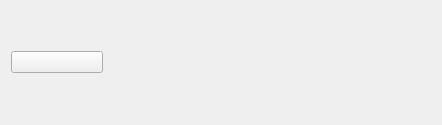
wruwami/TPCAM-M30, file HomeButtonWidget.ui: the form before one commit.
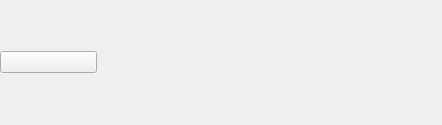
The form after the commit. Custom widgets are drawn as their Qt base class.

Patch:
```diff
--- a/HomeButtonWidget.ui
+++ b/HomeButtonWidget.ui
@@ -14,8 +14,26 @@
    <string>Form</string>
   </property>
   <layout class="QHBoxLayout" name="horizontalLayout_2">
+   <property name="spacing">
+    <number>0</number>
+   </property>
+   <property name="leftMargin">
+    <number>0</number>
+   </property>
+   <property name="topMargin">
+    <number>0</number>
+   </property>
+   <property name="rightMargin">
+    <number>0</number>
+   </property>
+   <property name="bottomMargin">
+    <number>0</number>
+   </property>
    <item>
     <layout class="QHBoxLayout" name="horizontalLayout" stretch="100,355">
+     <property name="spacing">
+      <number>0</number>
+     </property>
      <item>
       <widget class="CustomPushButton" name="homePushButton">
        <property name="text">
```
